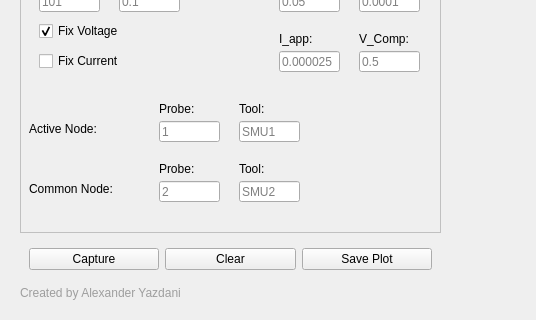
The window that DC_Sampling_GUI_2Probe_backend.ui (Alexyazdani/GUI_Testing) describes before a commit, drawn with Qt 5; both pictures show x 0 to 536 and y 205 to 525 of the 1114 by 525 pixel window.
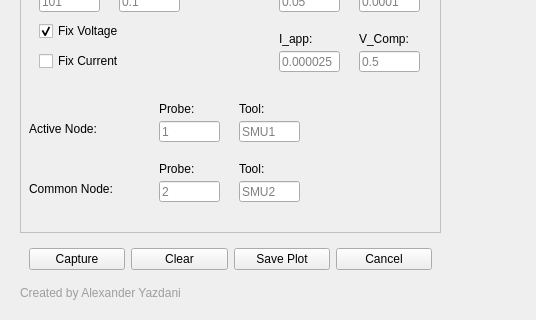
The same window after the commit.

```diff
--- a/DC_Sampling_GUI_2Probe_backend.ui
+++ b/DC_Sampling_GUI_2Probe_backend.ui
@@ -547,6 +547,13 @@
            </property>
           </widget>
          </item>
+         <item>
+          <widget class="QPushButton" name="cancel_button">
+           <property name="text">
+            <string>Cancel</string>
+           </property>
+          </widget>
+         </item>
         </layout>
        </widget>
       </item>
```
